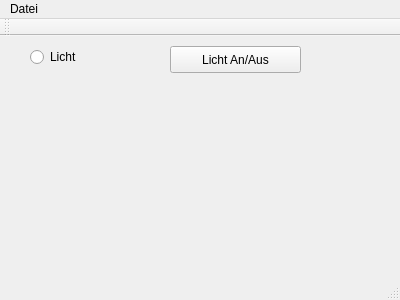
First picture: the form in mainwindow.ui, repository darkmattercoder/plcanalyzer, before the edit.
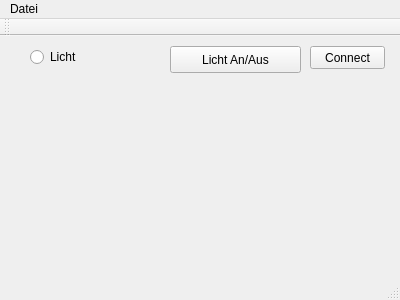
Second picture: the form after the edit.

Diff of the .ui file:
```diff
--- a/mainwindow.ui
+++ b/mainwindow.ui
@@ -40,6 +40,19 @@
      <string>Licht</string>
     </property>
    </widget>
+   <widget class="QPushButton" name="pushButton_2">
+    <property name="geometry">
+     <rect>
+      <x>310</x>
+      <y>10</y>
+      <width>75</width>
+      <height>23</height>
+     </rect>
+    </property>
+    <property name="text">
+     <string>Connect</string>
+    </property>
+   </widget>
   </widget>
   <widget class="QMenuBar" name="menuBar">
    <property name="geometry">
```
